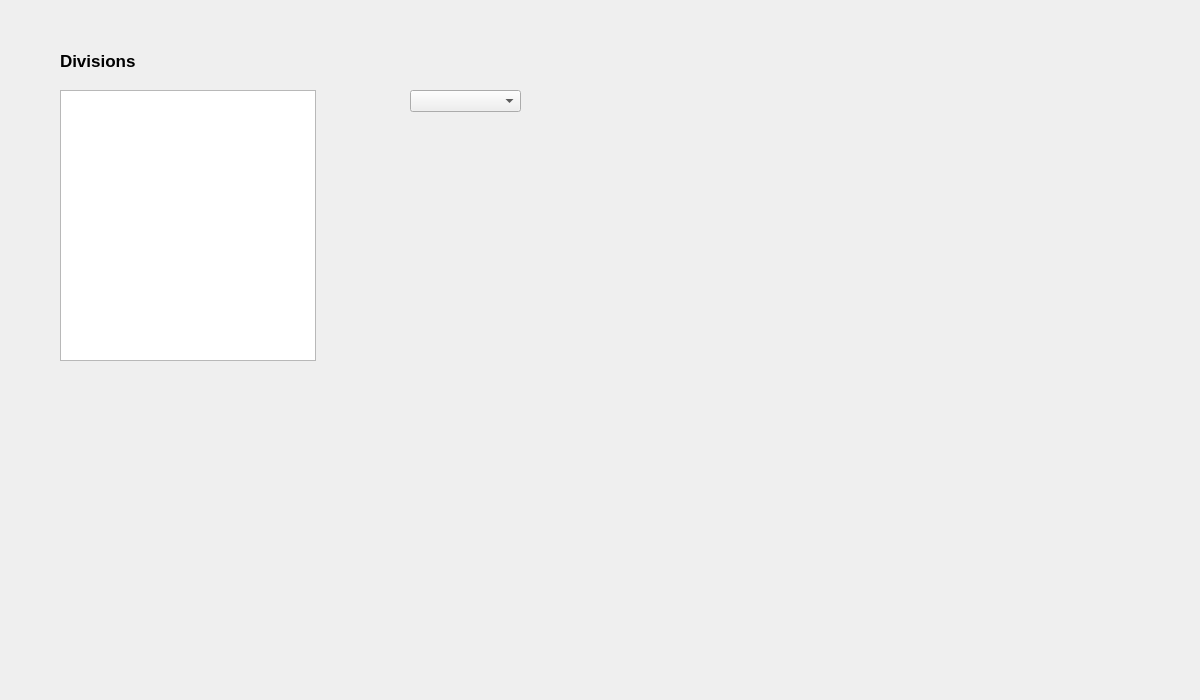
This is CS1D-Basketball-master/Basketball/divisions.ui in moetaei/CS1D-Basketball as Qt 5 draws it before an edit. The edited form follows.
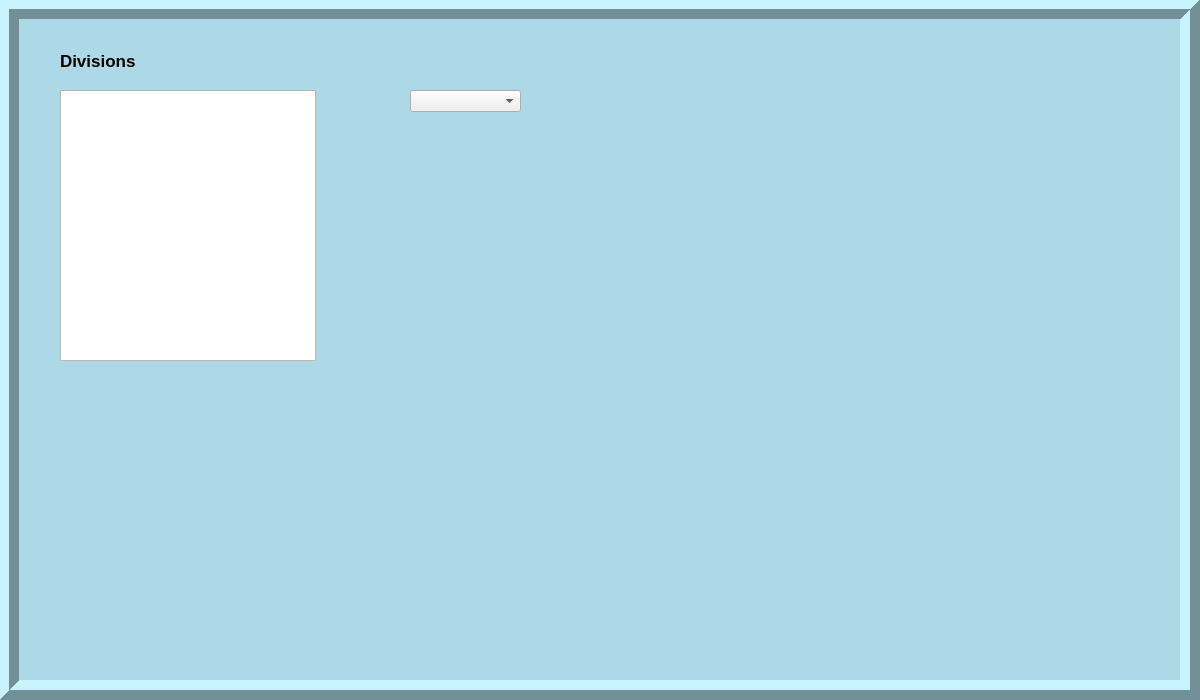
This is the edited form.

```diff
--- a/CS1D-Basketball-master/Basketball/divisions.ui
+++ b/CS1D-Basketball-master/Basketball/divisions.ui
@@ -57,6 +57,32 @@
     </rect>
    </property>
   </widget>
+  <widget class="QFrame" name="frame">
+   <property name="geometry">
+    <rect>
+     <x>-1</x>
+     <y>-1</y>
+     <width>1201</width>
+     <height>701</height>
+    </rect>
+   </property>
+   <property name="styleSheet">
+    <string notr="true">background-color:lightblue;</string>
+   </property>
+   <property name="frameShape">
+    <enum>QFrame::Box</enum>
+   </property>
+   <property name="frameShadow">
+    <enum>QFrame::Raised</enum>
+   </property>
+   <property name="lineWidth">
+    <number>10</number>
+   </property>
+  </widget>
+  <zorder>frame</zorder>
+  <zorder>label</zorder>
+  <zorder>comboBox</zorder>
+  <zorder>tableWidget</zorder>
  </widget>
  <resources/>
  <connections/>
```
